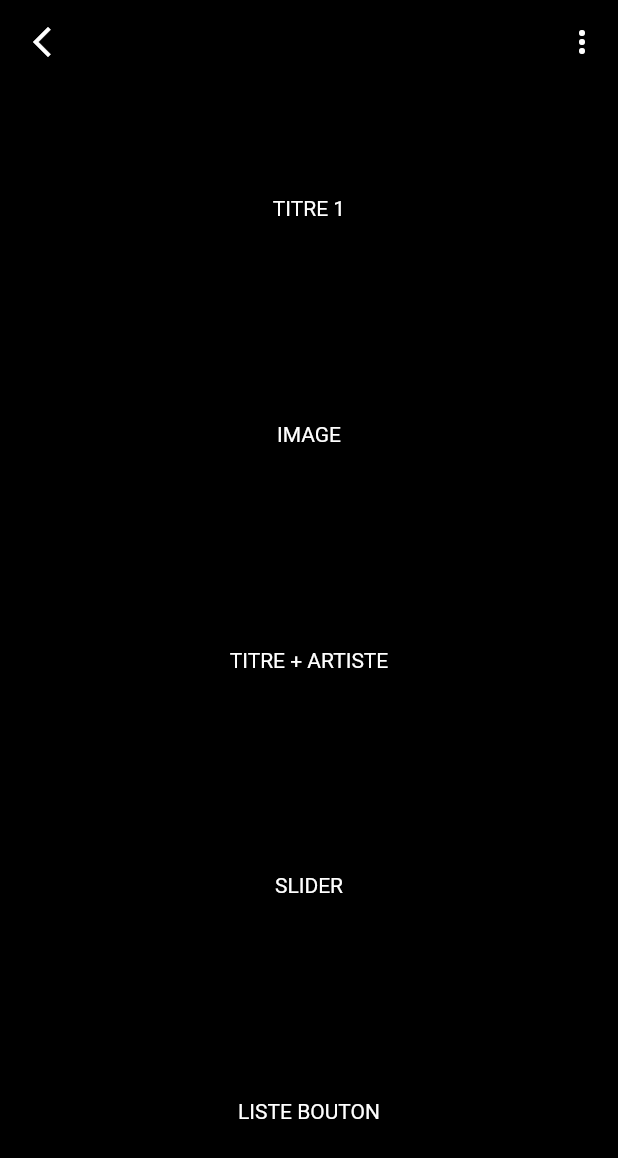
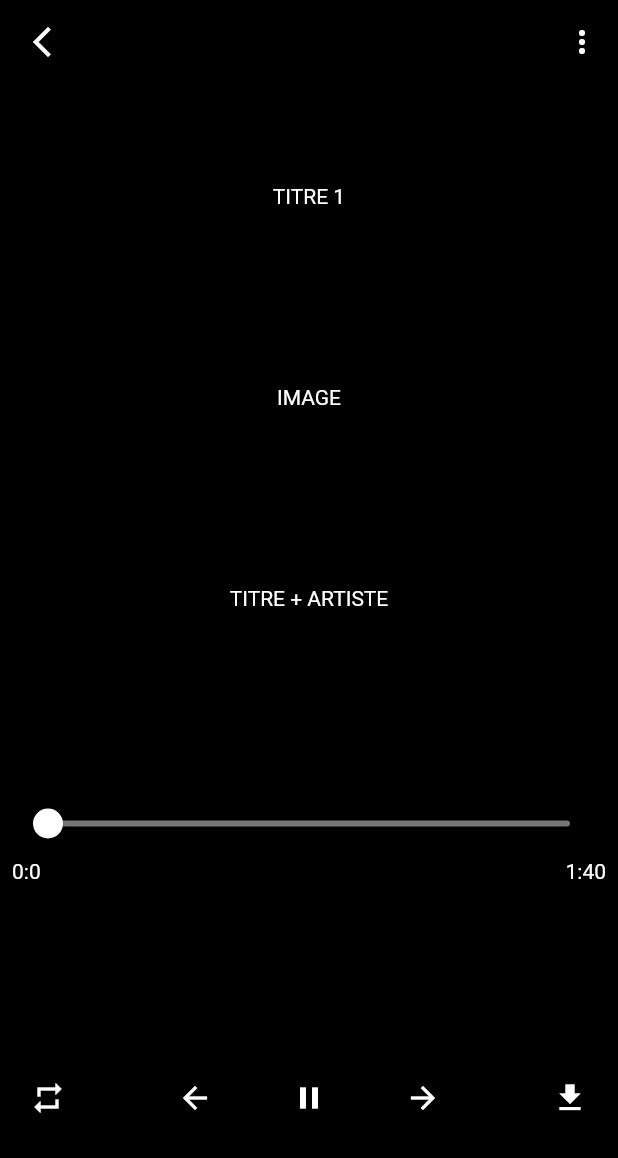
Before and after one commit to Usponso/flutter-music-app, a Flutter app: the screen it shows after launch, on a phone screen of 412 x 824 dp. Shown: the top 1158 px of the screen. Run offline on Flutter 3.47's test engine with Material 2 defaults, Android fonts, the phone set to English and light mode, and no system bars.

Commit message:
:sparkles: Adding widgets

```diff
--- a/lib/screen/musicPage/myMusicPage.dart
+++ b/lib/screen/musicPage/myMusicPage.dart
@@ -1,5 +1,7 @@
 import "package:flutter/material.dart";
 import 'package:fronttraining/screen/musicPage/widgets/appBarMusic.dart';
+import 'package:fronttraining/screen/musicPage/widgets/buttonBarMusic.dart';
+import 'package:fronttraining/screen/musicPage/widgets/sliderMusic.dart';
 
 class MyMusicPage extends StatefulWidget {
   const MyMusicPage({super.key});
@@ -9,6 +11,8 @@ class MyMusicPage extends StatefulWidget {
 }
 
 class _MyMusicPageState extends State<MyMusicPage> {
+  double _currentTime = 0.0;
+
   @override
   Widget build(BuildContext context) {
     return Scaffold(
@@ -25,11 +29,17 @@ class _MyMusicPageState extends State<MyMusicPage> {
                 Text("TITRE 1", style: TextStyle(color: Colors.white)),
                 Text("IMAGE", style: TextStyle(color: Colors.white)),
                 Text("TITRE + ARTISTE", style: TextStyle(color: Colors.white)),
-                Text("SLIDER", style: TextStyle(color: Colors.white)),
-                Text("LISTE BOUTON", style: TextStyle(color: Colors.white)),
+                SliderMusic(currentTime: _currentTime, callback: changeTimeValue),
+                ButtonBarMusic(),
               ],
             ),
           ),
         ));
   }
+
+  void changeTimeValue(value){
+    setState(() {
+      _currentTime = value;
+    });
+  }
 }
--- /dev/null
+++ b/lib/screen/musicPage/widgets/buttonBarMusic.dart
@@ -0,0 +1,51 @@
+import "package:flutter/material.dart";
+
+class ButtonBarMusic extends StatelessWidget {
+  const ButtonBarMusic({super.key});
+
+  @override
+  Widget build(BuildContext context) {
+    return Row(
+      mainAxisAlignment: MainAxisAlignment.spaceBetween,
+      children: [
+        IconButton(
+          onPressed: () {
+            print("REPEAT");
+          },
+          icon: Icon(Icons.repeat, color: Colors.white),
+        ),
+        Container(
+          width: 200,
+          height: 50,
+          child:
+              Row(mainAxisAlignment: MainAxisAlignment.spaceBetween, children: [
+            IconButton(
+              onPressed: () {
+                print("RETOUR EN ARRIERE");
+              },
+              icon: Icon(Icons.arrow_back, color: Colors.white),
+            ),
+            IconButton(
+              onPressed: () {
+                print("PAUSE");
+              },
+              icon: Icon(Icons.pause, color: Colors.white),
+            ),
+            IconButton(
+              onPressed: () {
+                print("AVANCER");
+              },
+              icon: Icon(Icons.arrow_forward, color: Colors.white),
+            ),
+          ]),
+        ),
+        IconButton(
+          onPressed: () {
+            print("TELECHARGER");
+          },
+          icon: Icon(Icons.download, color: Colors.white),
+        ),
+      ],
+    );
+  }
+}
--- /dev/null
+++ b/lib/screen/musicPage/widgets/sliderMusic.dart
@@ -0,0 +1,48 @@
+import "package:flutter/material.dart";
+
+class SliderMusic extends StatelessWidget {
+  const SliderMusic(
+      {super.key, required this.currentTime, required this.callback});
+
+  final double currentTime;
+  final Function callback;
+
+  @override
+  Widget build(BuildContext context) {
+    return Container(
+      child: Column(
+        children: [
+          Slider(
+            activeColor: Colors.white,
+            inactiveColor: Colors.grey[600],
+            value: currentTime,
+            max: 100,
+            onChanged: (value) => callback(value),
+          ),
+          Row(
+            mainAxisAlignment: MainAxisAlignment.spaceBetween,
+            children: [
+              Text(
+                timerModal(currentTime),
+                style: TextStyle(color: Colors.white),
+              ),
+              Text(
+                timerModal(100),
+                style: TextStyle(color: Colors.white),
+              )
+            ],
+          ),
+        ],
+      ),
+    );
+  }
+
+  String timerModal(double time){
+    int minutes = 0;
+    int seconds = 0;
+    //1:40 = 100s
+    seconds = (time % 60).floor();
+    minutes = (time / 60).floor();
+    return "$minutes:$seconds";
+  }
+}
```
Also changed, not shown: 1 other file.
